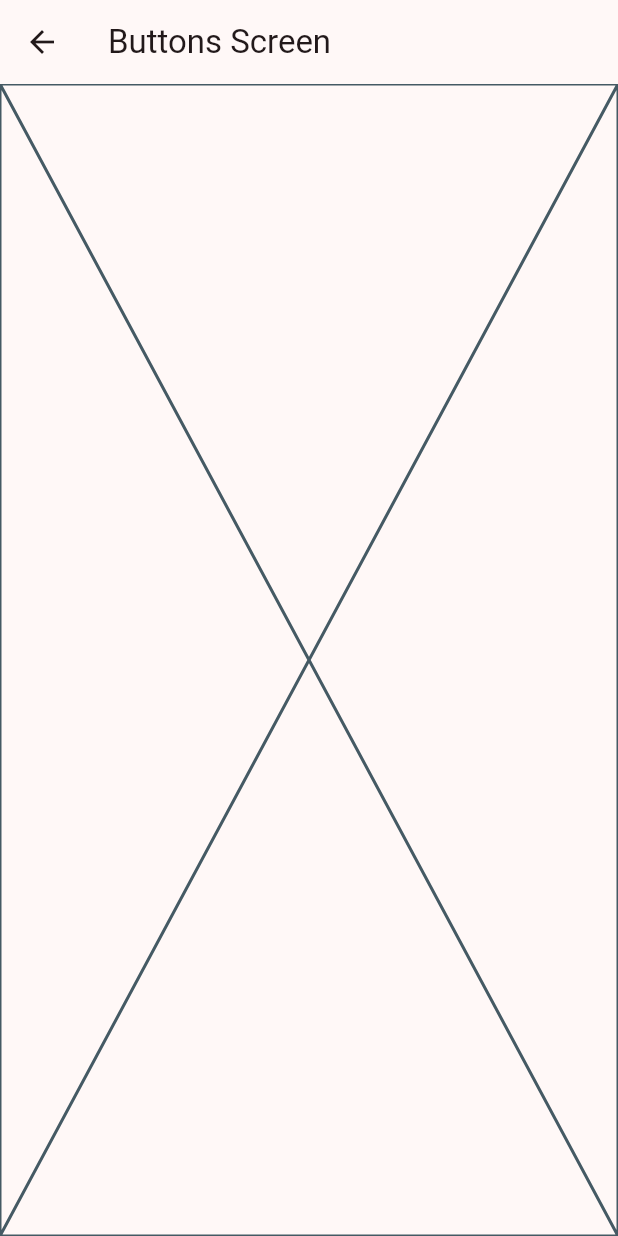
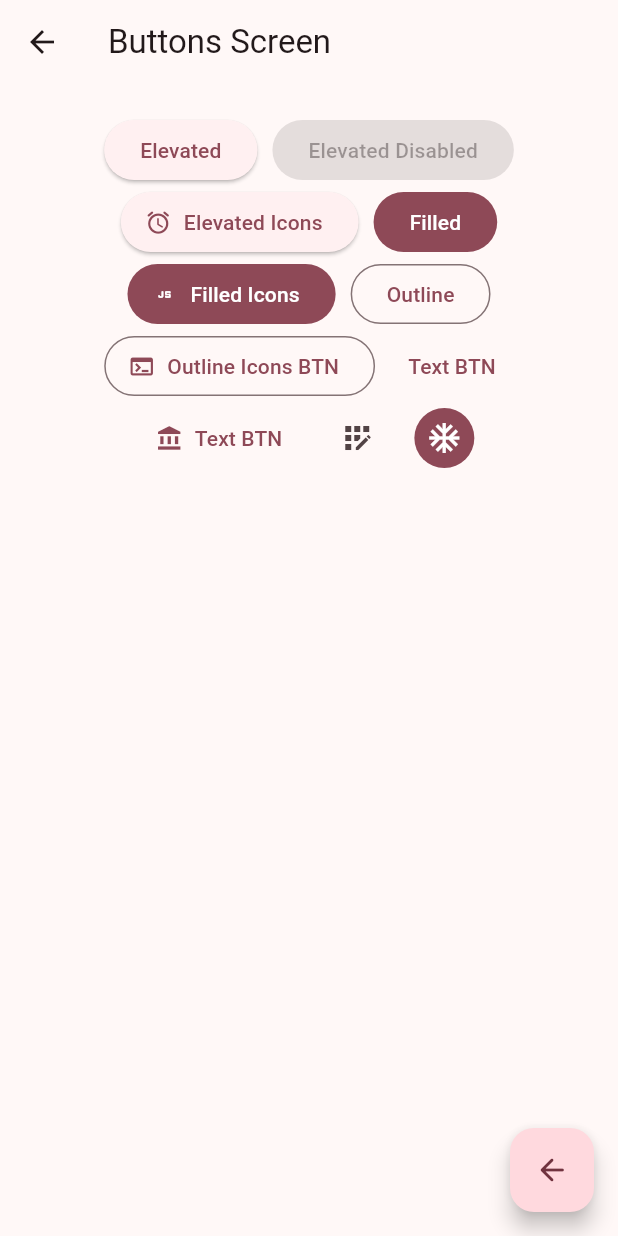
Before and after one commit to JordyV23/widgets-app, a Flutter app: the screen it shows after launch, after a tap on "Botones", on a phone screen of 412 x 824 dp. Run offline on Flutter 3.47's test engine with Material 2 defaults, Android fonts, the phone set to English and light mode, and no system bars; our stand-ins replace go_router.

Commit message:
Tareas realizadas: -Creacion de Diferentes tipos de botones -Correccion de error al pasar a la pagina de screens

```diff
--- a/lib/config/menu/menu_items.dart
+++ b/lib/config/menu/menu_items.dart
@@ -27,7 +27,7 @@ const appMenuItems = <MenuItem>[
   MenuItem(
     title: 'Tarjetas',
     subTitle: 'Un contenedor estilizado',
-    link: '/card',
+    link: '/cards',
     icon: Icons.credit_card
   ),
 
--- a/lib/config/router/app_router.dart
+++ b/lib/config/router/app_router.dart
@@ -7,16 +7,19 @@ final appRputer = GoRouter(
 [
   GoRoute(
     path: '/',
+    name: HomeScreen.name,
     builder: (contex,state) => const HomeScreen()
   ),
 
   GoRoute(
     path: '/buttons',
+    name: ButtonsScreen.name,
     builder: (contex,state) => const ButtonsScreen()
   ),
 
   GoRoute(
       path: '/cards',
+      name: CardsScreen.name,
       builder: (contex,state) => const CardsScreen()
   ),
 
--- a/lib/presentation/screens/buttons/buttons_screen.dart
+++ b/lib/presentation/screens/buttons/buttons_screen.dart
@@ -1,15 +1,62 @@
 import 'package:flutter/material.dart';
+import 'package:go_router/go_router.dart';
 
 class ButtonsScreen extends StatelessWidget {
   const ButtonsScreen({super.key});
 
+  static const String name = 'buttons_screen';
+
   @override
   Widget build(BuildContext context) {
     return Scaffold(
-      appBar: AppBar (
+      appBar: AppBar(
         title: const Text("Buttons Screen"),
       ),
-      body: const Placeholder(),
+      body: const _ButtonsView(),
+      floatingActionButton: FloatingActionButton(
+        child: const Icon(Icons.arrow_back_rounded),
+        onPressed: () {
+          context.pop();
+        },
+      ),
     );
   }
 }
+
+class _ButtonsView extends StatelessWidget {
+  const _ButtonsView();
+
+  @override
+  Widget build(BuildContext context) {
+
+    final color = Theme.of(context).colorScheme;
+
+    return SizedBox(
+      width: double.infinity,
+      child: Padding(
+        padding: const EdgeInsets.symmetric(horizontal: 10, vertical: 20),
+        child: Wrap(
+          spacing: 10,
+          // crossAxisAlignment: WrapCrossAlignment.center,
+          alignment: WrapAlignment.center,
+          children: [
+            ElevatedButton(onPressed: () {}, child: const Text("Elevated")),
+            const ElevatedButton(onPressed: null, child: Text("Elevated Disabled")),
+            ElevatedButton.icon(onPressed: (){}, icon: const Icon(Icons.access_alarm_rounded), label: const Text("Elevated Icons")),
+            FilledButton(onPressed: (){}, child: const Text("Filled")),
+            FilledButton.icon(onPressed: (){}, icon: const Icon(Icons.javascript_rounded), label: const Text("Filled Icons")),
+            OutlinedButton(onPressed: (){}, child: const Text("Outline")),
+            OutlinedButton.icon(onPressed: (){}, icon: const Icon(Icons.terminal) , label: const Text("Outline Icons BTN")),
+            TextButton(onPressed: (){}, child: const Text("Text BTN")),
+            TextButton.icon(onPressed: (){}, label: const Text("Text BTN"), icon: const Icon(Icons.account_balance)),
+            IconButton(onPressed: (){}, icon: const Icon(Icons.app_registration)),
+            IconButton(onPressed: (){}, icon: const Icon(Icons.ac_unit_sharp), style: ButtonStyle( backgroundColor: MaterialStatePropertyAll(color.primary), iconColor: const MaterialStatePropertyAll(Colors.white) ),)
+
+
+
+          ],
+        ),
+      ),
+    );
+  }
+}
--- a/lib/presentation/screens/cards/cards_screen.dart
+++ b/lib/presentation/screens/cards/cards_screen.dart
@@ -2,6 +2,8 @@ import 'package:flutter/material.dart';
 
 class CardsScreen extends StatelessWidget {
   const CardsScreen({super.key});
+
+  static const String name =  'cards_screen';
 
   @override
   Widget build(BuildContext context) {
--- a/lib/presentation/screens/home/home_screen.dart
+++ b/lib/presentation/screens/home/home_screen.dart
@@ -1,9 +1,12 @@
 import 'package:flutter/material.dart';
 import 'package:go_router/go_router.dart';
 import 'package:widgets_app/config/menu/menu_items.dart';
-import 'package:widgets_app/presentation/screens/buttons/buttons_screen.dart';
+import 'package:widgets_app/presentation/screens/cards/cards_screen.dart';
 
 class HomeScreen extends StatelessWidget {
+
+  static const String name =  'home_screen';
+
   const HomeScreen({super.key});
 
   @override
@@ -12,7 +15,7 @@ class HomeScreen extends StatelessWidget {
       appBar: AppBar(
         title: const Text('Flutter + Material 3'),
       ),
-      body: _HomeView(),
+      body:const _HomeView(),
     );
   }
 }
@@ -57,7 +60,9 @@ class _CustomListTile extends StatelessWidget {
         //   MaterialPageRoute(builder: (context) => const ButtonsScreen()),
         // );
 
+        print(appMenuItems[index].link);
         context.push(appMenuItems[index].link);
+        //context.pushNamed(CardsScreen.name);
 
       },
     );
```
